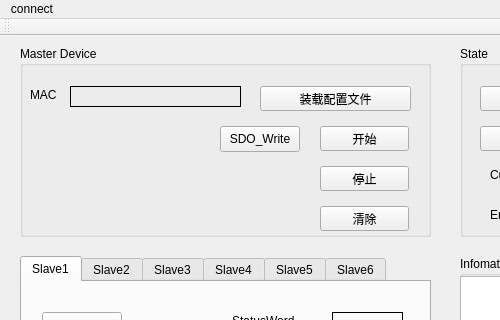
Old version of the form mainwindow.ui in the repository jaq1217/i700-m; both pictures show x 0 to 500 and y 0 to 320 of the 932 by 576 pixel window.
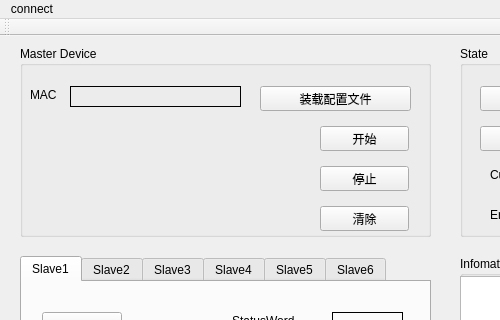
New version of the form.

```diff
--- a/mainwindow.ui
+++ b/mainwindow.ui
@@ -116,19 +116,6 @@
       <string>清除</string>
      </property>
     </widget>
-    <widget class="QPushButton" name="SDO_read">
-     <property name="geometry">
-      <rect>
-       <x>200</x>
-       <y>80</y>
-       <width>80</width>
-       <height>26</height>
-      </rect>
-     </property>
-     <property name="text">
-      <string>SDO_Write</string>
-     </property>
-    </widget>
    </widget>
    <widget class="QTabWidget" name="tabWidget">
     <property name="geometry">
```
